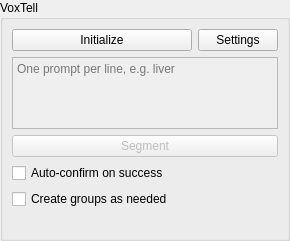
Qt form Modules/PythonSegmentationUI/src/QmitkVoxTellToolGUI.ui (MITK/MITK) before a commit.
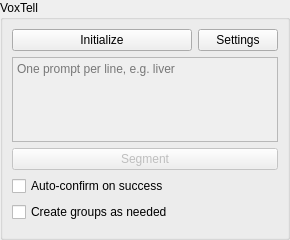
The same form after that commit. Custom widgets are drawn as their Qt base class.

Commit message:
Show the status of the Python tools in a card
VoxTell and TotalSegmentator show their status in an info card, errors
in its error state. The card already lists the prompts that VoxTell
found nothing for, so the dialog about them and its preference go.

What changed in the file:
```diff
--- a/Modules/PythonSegmentationUI/src/QmitkVoxTellToolGUI.ui
+++ b/Modules/PythonSegmentationUI/src/QmitkVoxTellToolGUI.ui
@@ -117,14 +117,7 @@
        </widget>
       </item>
       <item row="5" column="0" colspan="2">
-       <widget class="QLabel" name="statusLabel">
-        <property name="text">
-         <string/>
-        </property>
-        <property name="wordWrap">
-         <bool>true</bool>
-        </property>
-       </widget>
+       <widget class="QmitkInfoCard" name="statusCard"/>
       </item>
      </layout>
     </widget>
@@ -137,6 +130,11 @@
    <extends>QPlainTextEdit</extends>
    <header location="global">QmitkLineCompletionTextEdit.h</header>
   </customwidget>
+  <customwidget>
+   <class>QmitkInfoCard</class>
+   <extends>QFrame</extends>
+   <header location="global">QmitkInfoCard.h</header>
+  </customwidget>
  </customwidgets>
  <resources/>
  <connections/>
```
The commit also changes 6 other files.
